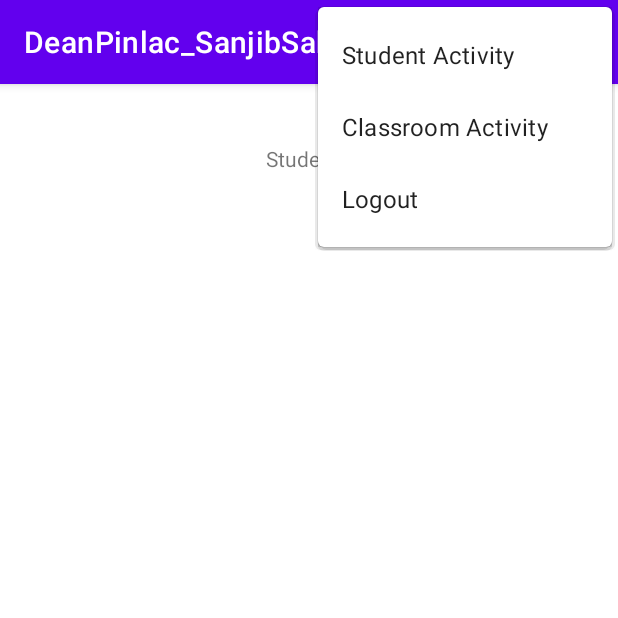
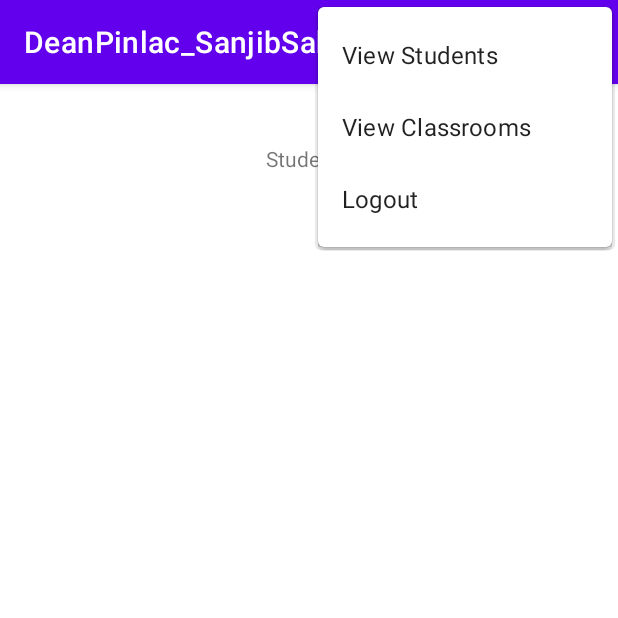
Before and after one commit to Deaniesaur/DeanPinlac_SanjibSaha_COMP304Sec002_Lab4, an Android app: the StudentActivity screen opened directly, with no data from a screen before it, with the options menu open, on a phone screen of 412 x 824 dp, the top half of it. Run offline under Robolectric (Android 15) with nearby library versions, the phone set to English and light mode, and no system bars; our stand-ins replace Room's generated code.

```diff
--- a/app/build.gradle
+++ b/app/build.gradle
@@ -42,7 +42,4 @@ dependencies {
     implementation "androidx.room:room-runtime:$room_version"
     annotationProcessor "androidx.room:room-compiler:$room_version"
     testImplementation "androidx.room:room-testing:$room_version"
-//    implementation "android.arch.persistence.room:runtime:1.1.1"
-//    annotationProcessor "android.arch.persistence.room:compiler:1.1.1"
-//    androidTestImplementation "android.arch.persistence.room:testing:1.1.1"
 }
--- a/app/src/main/res/menu/menu.xml
+++ b/app/src/main/res/menu/menu.xml
@@ -1,12 +1,12 @@
 <?xml version="1.0" encoding="utf-8"?>
 <menu xmlns:android="http://schemas.android.com/apk/res/android">
     <item
-        android:id="@+id/optionTest"
-        android:title="Student Activity">
+        android:id="@+id/optionStudents"
+        android:title="View Students">
     </item>
     <item
-        android:id="@+id/optionViewClassroom"
-        android:title="Classroom Activity">
+        android:id="@+id/optionClassrooms"
+        android:title="View Classrooms">
     </item>
     <item
         android:id="@+id/optionLogout"
```
Also changed, not shown: app/src/main/AndroidManifest.xml (+8 -2 lines), app/src/main/java/com/centennial/deanpinlac_sanjibsaha_comp304sec002/LoginActivity.java (+22 -8 lines), app/src/main/java/com/centennial/deanpinlac_sanjibsaha_comp304sec002/StudentActivity.java (+20 -2 lines).
